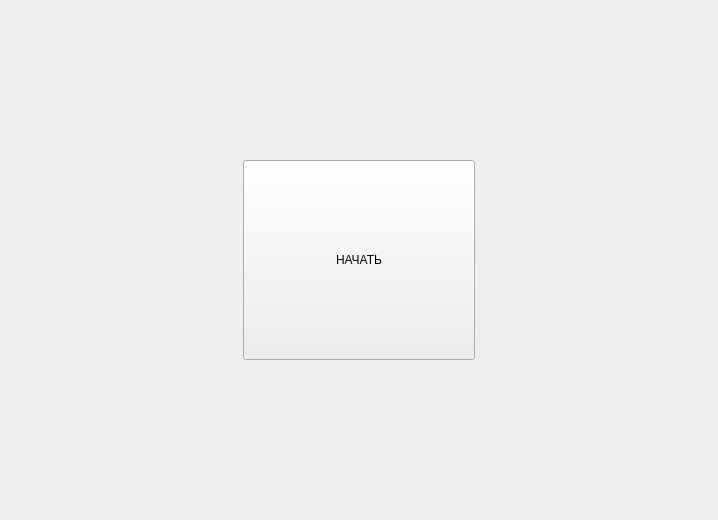
Before: the Qt Designer form welcome.ui in philipscode/Quiz-for-genetic-algorithm-task, drawn with Qt 5.
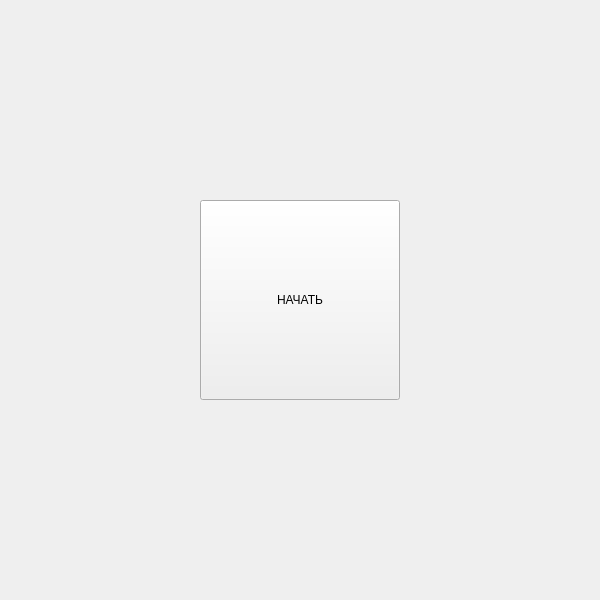
After: the same form once the commit is applied.

```diff
--- a/welcome.ui
+++ b/welcome.ui
@@ -6,8 +6,8 @@
    <rect>
     <x>0</x>
     <y>0</y>
-    <width>718</width>
-    <height>520</height>
+    <width>600</width>
+    <height>600</height>
    </rect>
   </property>
   <property name="windowTitle">
@@ -76,6 +76,12 @@
        <height>200</height>
       </size>
      </property>
+     <property name="maximumSize">
+      <size>
+       <width>800</width>
+       <height>800</height>
+      </size>
+     </property>
      <property name="text">
       <string>НАЧАТЬ</string>
      </property>
```
